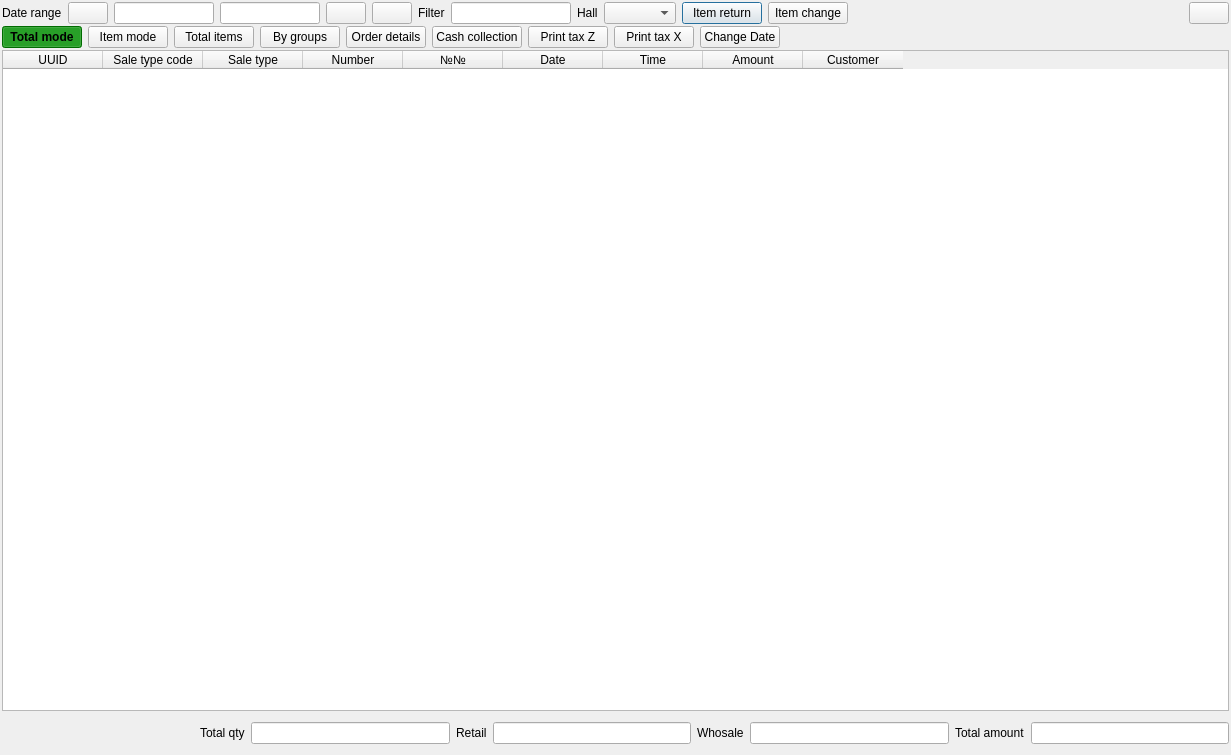
Above: Shop/sales.ui from End1-1/Cafe5 before the change. Below: the same form after it.
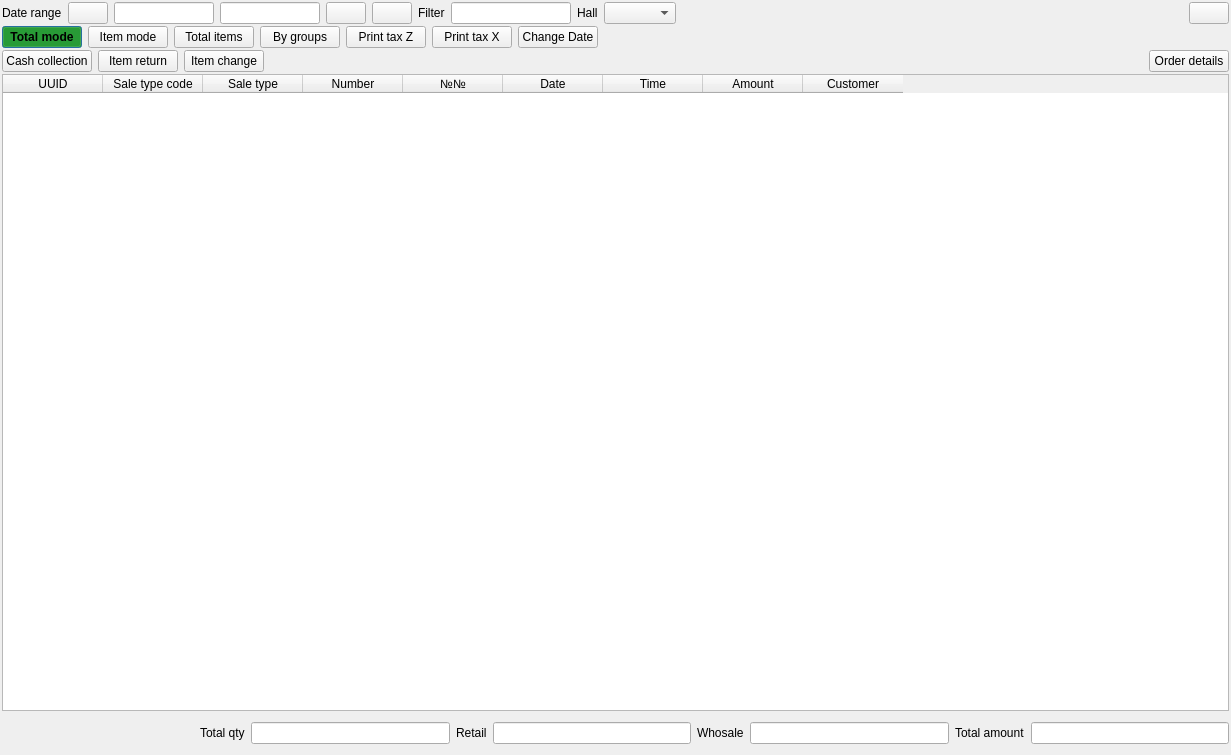
That is the form after the change. Icons and pictures are not drawn. Custom widgets are drawn as their Qt base class.

Patch:
```diff
--- a/Shop/sales.ui
+++ b/Shop/sales.ui
@@ -110,17 +110,6 @@
         </property>
        </widget>
       </item>
-      <item row="0" column="10">
-       <widget class="QPushButton" name="btnItemBack">
-        <property name="text">
-         <string>Item return</string>
-        </property>
-        <property name="icon">
-         <iconset resource="../resources/res.qrc">
-          <normaloff>:/cancel.png</normaloff>:/cancel.png</iconset>
-        </property>
-       </widget>
-      </item>
       <item row="0" column="4">
        <widget class="QPushButton" name="btnDateRight">
         <property name="sizePolicy">
@@ -214,17 +203,6 @@
         </property>
        </widget>
       </item>
-      <item row="0" column="11">
-       <widget class="QPushButton" name="btnItemChange">
-        <property name="text">
-         <string>Item change</string>
-        </property>
-        <property name="icon">
-         <iconset resource="../resources/res.qrc">
-          <normaloff>:/cancel.png</normaloff>:/cancel.png</iconset>
-        </property>
-       </widget>
-      </item>
      </layout>
     </widget>
    </item>
@@ -341,28 +319,6 @@
         </property>
        </widget>
       </item>
-      <item>
-       <widget class="QPushButton" name="btnViewOrder">
-        <property name="text">
-         <string>Order details</string>
-        </property>
-        <property name="icon">
-         <iconset resource="../resources/res.qrc">
-          <normaloff>:/bill.png</normaloff>:/bill.png</iconset>
-        </property>
-       </widget>
-      </item>
-      <item>
-       <widget class="QPushButton" name="btnCashColletion">
-        <property name="text">
-         <string>Cash collection</string>
-        </property>
-        <property name="icon">
-         <iconset resource="../resources/res.qrc">
-          <normaloff>:/cashcollection.png</normaloff>:/cashcollection.png</iconset>
-        </property>
-       </widget>
-      </item>
       <item>
        <widget class="QPushButton" name="btnPrintTaxZ">
         <property name="text">
@@ -410,15 +366,87 @@
        </spacer>
       </item>
      </layout>
-     <zorder>btnViewOrder</zorder>
-     <zorder>btnModeTotal</zorder>
-     <zorder>btnModeItems</zorder>
-     <zorder>btnTotalByItems</zorder>
-     <zorder>btnGroups</zorder>
-     <zorder>btnCashColletion</zorder>
-     <zorder>btnPrintTaxZ</zorder>
-     <zorder>btnPrintTaxX</zorder>
-     <zorder>btnChangeDate</zorder>
+    </widget>
+   </item>
+   <item>
+    <widget class="QWidget" name="wsale_row2_2" native="true">
+     <property name="minimumSize">
+      <size>
+       <width>0</width>
+       <height>0</height>
+      </size>
+     </property>
+     <layout class="QHBoxLayout" name="horizontalLayout_3">
+      <property name="leftMargin">
+       <number>0</number>
+      </property>
+      <property name="topMargin">
+       <number>0</number>
+      </property>
+      <property name="rightMargin">
+       <number>0</number>
+      </property>
+      <property name="bottomMargin">
+       <number>0</number>
+      </property>
+      <item>
+       <widget class="QPushButton" name="btnCashColletion">
+        <property name="text">
+         <string>Cash collection</string>
+        </property>
+        <property name="icon">
+         <iconset resource="../resources/res.qrc">
+          <normaloff>:/cashcollection.png</normaloff>:/cashcollection.png</iconset>
+        </property>
+       </widget>
+      </item>
+      <item>
+       <widget class="QPushButton" name="btnItemBack">
+        <property name="text">
+         <string>Item return</string>
+        </property>
+        <property name="icon">
+         <iconset resource="../resources/res.qrc">
+          <normaloff>:/restart.png</normaloff>:/restart.png</iconset>
+        </property>
+       </widget>
+      </item>
+      <item>
+       <widget class="QPushButton" name="btnItemChange">
+        <property name="text">
+         <string>Item change</string>
+        </property>
+        <property name="icon">
+         <iconset resource="../resources/res.qrc">
+          <normaloff>:/restart.png</normaloff>:/restart.png</iconset>
+        </property>
+       </widget>
+      </item>
+      <item>
+       <spacer name="horizontalSpacer_4">
+        <property name="orientation">
+         <enum>Qt::Orientation::Horizontal</enum>
+        </property>
+        <property name="sizeHint" stdset="0">
+         <size>
+          <width>413</width>
+          <height>20</height>
+         </size>
+        </property>
+       </spacer>
+      </item>
+      <item>
+       <widget class="QPushButton" name="btnViewOrder">
+        <property name="text">
+         <string>Order details</string>
+        </property>
+        <property name="icon">
+         <iconset resource="../resources/res.qrc">
+          <normaloff>:/bill.png</normaloff>:/bill.png</iconset>
+        </property>
+       </widget>
+      </item>
+     </layout>
     </widget>
    </item>
    <item>
```
